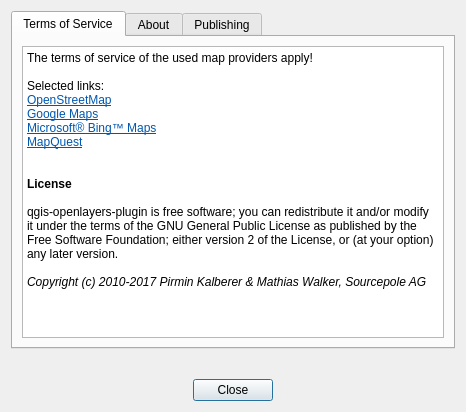
First picture: the form in openlayers/ui_about_dialog.ui, repository sourcepole/qgis-openlayers-plugin, before the edit.
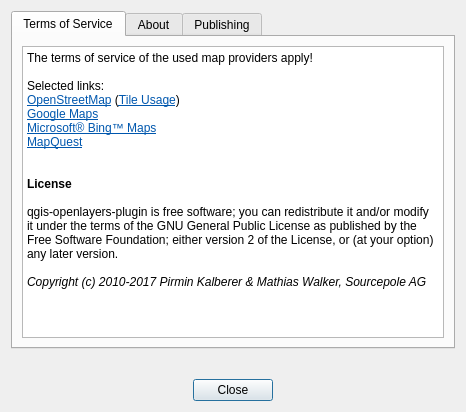
Second picture: the form after the edit. Icons and pictures are not drawn.

```diff
--- a/openlayers/ui_about_dialog.ui
+++ b/openlayers/ui_about_dialog.ui
@@ -40,7 +40,7 @@
 &lt;p style=&quot; margin-top:0px; margin-bottom:0px; margin-left:0px; margin-right:0px; -qt-block-indent:0; text-indent:0px;&quot;&gt;&lt;span style=&quot; font-size:9pt;&quot;&gt;The terms of service of the used map providers apply!&lt;/span&gt;&lt;/p&gt;
 &lt;p style=&quot;-qt-paragraph-type:empty; margin-top:0px; margin-bottom:0px; margin-left:0px; margin-right:0px; -qt-block-indent:0; text-indent:0px; font-size:9pt;&quot;&gt;&lt;br /&gt;&lt;/p&gt;
 &lt;p style=&quot; margin-top:0px; margin-bottom:0px; margin-left:0px; margin-right:0px; -qt-block-indent:0; text-indent:0px;&quot;&gt;&lt;span style=&quot; font-size:9pt;&quot;&gt;Selected links:&lt;/span&gt;&lt;/p&gt;
-&lt;p style=&quot; margin-top:0px; margin-bottom:0px; margin-left:0px; margin-right:0px; -qt-block-indent:0; text-indent:0px;&quot;&gt;&lt;a href=&quot;http://www.openstreetmap.org/copyright&quot;&gt;&lt;span style=&quot; font-size:9pt; text-decoration: underline; color:#0057ae;&quot;&gt;OpenStreetMap&lt;/span&gt;&lt;/a&gt;&lt;/p&gt;
+&lt;p style=&quot; margin-top:0px; margin-bottom:0px; margin-left:0px; margin-right:0px; -qt-block-indent:0; text-indent:0px;&quot;&gt;&lt;a href=&quot;http://www.openstreetmap.org/copyright&quot;&gt;&lt;span style=&quot; font-size:9pt; text-decoration: underline; color:#0057ae;&quot;&gt;OpenStreetMap&lt;/span&gt;&lt;/a&gt;&lt;span style=&quot; font-size:9pt;&quot;&gt; (&lt;/span&gt;&lt;a href=&quot;https://operations.osmfoundation.org/policies/tiles/&quot;&gt;&lt;span style=&quot; font-size:9pt; text-decoration: underline; color:#0057ae;&quot;&gt;Tile Usage&lt;/span&gt;&lt;/a&gt;&lt;span style=&quot; font-size:9pt;&quot;&gt;)&lt;/span&gt;&lt;/p&gt;
 &lt;p style=&quot; margin-top:0px; margin-bottom:0px; margin-left:0px; margin-right:0px; -qt-block-indent:0; text-indent:0px;&quot;&gt;&lt;a href=&quot;https://developers.google.com/maps/terms&quot;&gt;&lt;span style=&quot; font-size:9pt; text-decoration: underline; color:#0057ae;&quot;&gt;Google Maps&lt;/span&gt;&lt;/a&gt;&lt;/p&gt;
 &lt;p style=&quot; margin-top:0px; margin-bottom:0px; margin-left:0px; margin-right:0px; -qt-block-indent:0; text-indent:0px;&quot;&gt;&lt;a href=&quot;http://www.microsoft.com/maps/product/terms.html&quot;&gt;&lt;span style=&quot; font-size:9pt; text-decoration: underline; color:#0057ae;&quot;&gt;Microsoft® Bing™ Maps&lt;/span&gt;&lt;/a&gt;&lt;/p&gt;
 &lt;p style=&quot; margin-top:0px; margin-bottom:0px; margin-left:0px; margin-right:0px; -qt-block-indent:0; text-indent:0px;&quot;&gt;&lt;a href=&quot;http://developer.mapquest.com/web/info/terms-of-use&quot;&gt;&lt;span style=&quot; font-size:9pt; text-decoration: underline; color:#0057ae;&quot;&gt;MapQuest&lt;/span&gt;&lt;/a&gt;&lt;/p&gt;
```
